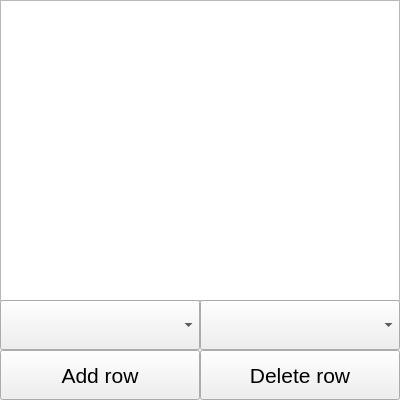
Qt form database.ui (AndrewAbramow/Q5-temperature-controller) before a commit.
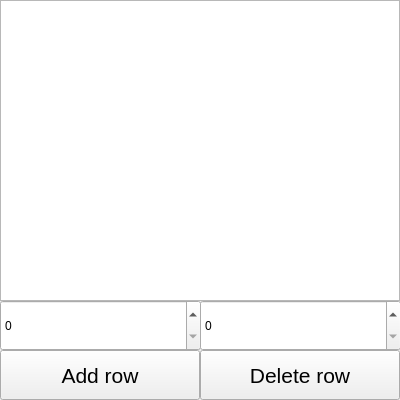
The same form after that commit.

Commit message: combo box replaced with a spin box

```diff
--- a/database.ui
+++ b/database.ui
@@ -63,23 +63,23 @@
     <string>Delete row</string>
    </property>
   </widget>
-  <widget class="QComboBox" name="db_begin_box">
+  <widget class="QSpinBox" name="currrent_range_begin">
    <property name="geometry">
     <rect>
      <x>0</x>
      <y>300</y>
-     <width>200</width>
-     <height>50</height>
+     <width>201</width>
+     <height>51</height>
     </rect>
    </property>
   </widget>
-  <widget class="QComboBox" name="db_end_box">
+  <widget class="QSpinBox" name="current_range_end">
    <property name="geometry">
     <rect>
      <x>200</x>
      <y>300</y>
-     <width>200</width>
-     <height>50</height>
+     <width>201</width>
+     <height>51</height>
     </rect>
    </property>
   </widget>
```
The commit also changes 7 other files.
